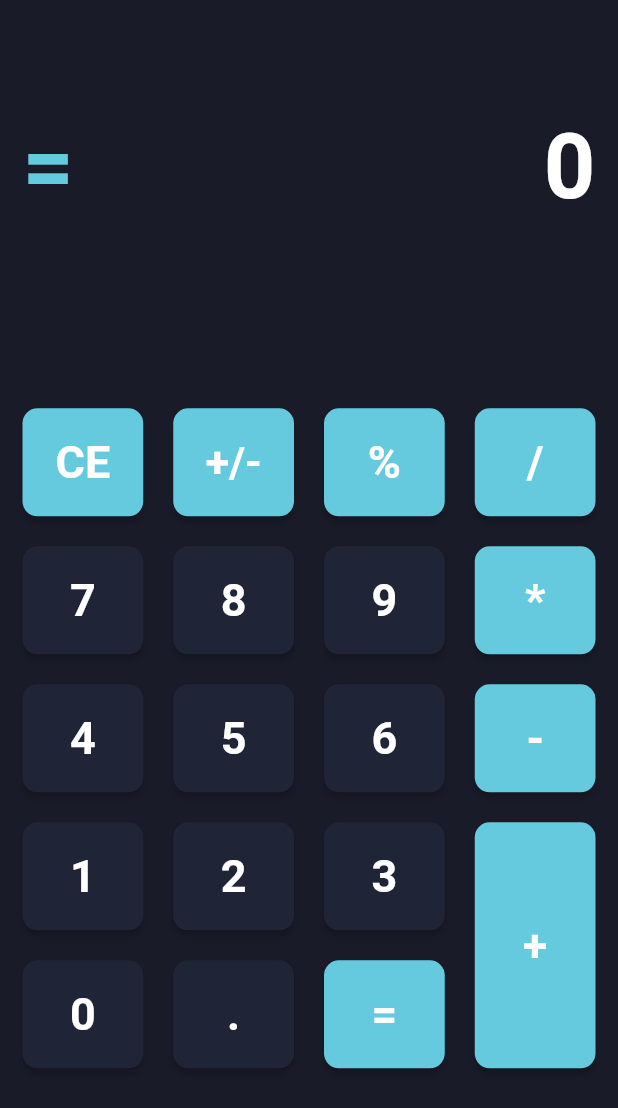
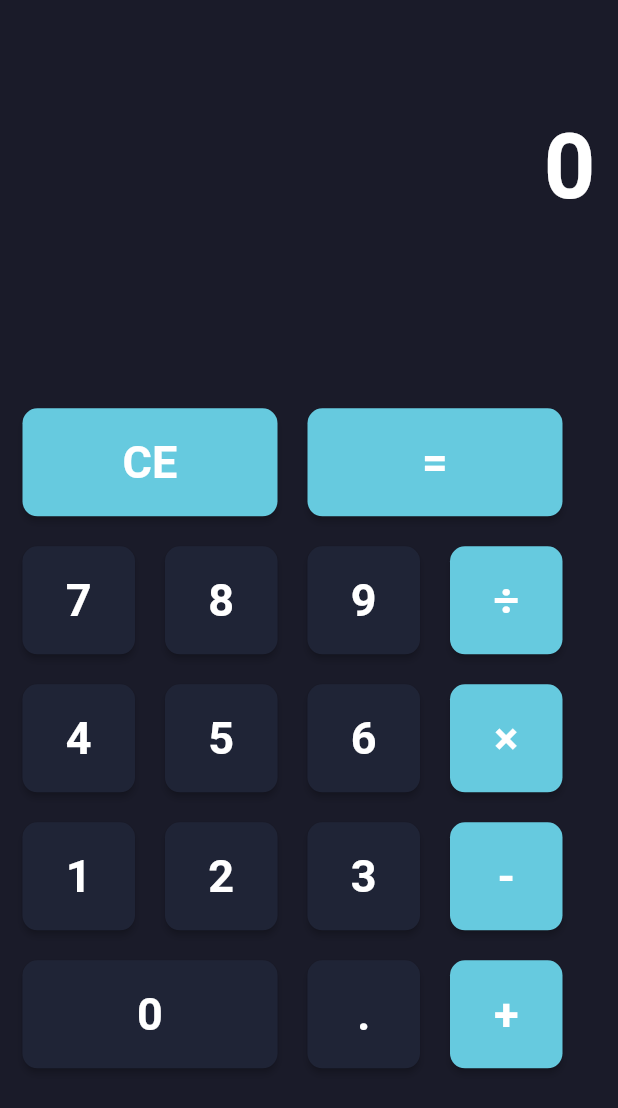
Before and after one commit to NaDisla/calculator-flutter, a Flutter app: the screen it shows after launch, on a phone screen of 412 x 824 dp. Shown: the top 1108 px of the screen. Run offline on Flutter 3.47's test engine with Material 2 defaults, Android fonts, the phone set to English and light mode, and no system bars.

Commit message:
Complete functionality and change UI

```diff
--- a/lib/widgets/buttons_widget.dart
+++ b/lib/widgets/buttons_widget.dart
@@ -13,75 +13,133 @@ class ButtonsPadWidget extends StatelessWidget {
         vertical: 15.0,
         horizontal: 5.0,
       ),
-      child: IntrinsicHeight(
-        child: Row(
-          children: [
-            Expanded(
       child: Column(
         children: [
+          Row(
+            children: [
               buildButton(
-                      btnValue: 'CE', btnType: 'op', pressFnc: pressFnc),
-                  buildButton(btnValue: '7', pressFnc: pressFnc),
-                  buildButton(btnValue: '4', pressFnc: pressFnc),
-                  buildButton(btnValue: '1', pressFnc: pressFnc),
-                  buildButton(btnValue: '0', pressFnc: pressFnc),
+                  btnValue: 'CE',
+                  btnType: 'op',
+                  pressFnc: pressFnc,
+                  width: 180.0),
+              buildButton(
+                  btnValue: '=',
+                  btnType: 'op',
+                  pressFnc: pressFnc,
+                  width: 180.0),
             ],
           ),
-            ),
-            Expanded(
-              child: Column(
+          Row(
             children: [
-                  buildButton(
-                      btnValue: '+/-',
-                      btnType: 'op',
-                      pressFnc: pressFnc,
-                      fontSize: 28.8),
+              buildButton(btnValue: '7', pressFnc: pressFnc),
               buildButton(btnValue: '8', pressFnc: pressFnc),
-                  buildButton(btnValue: '5', pressFnc: pressFnc),
-                  buildButton(btnValue: '2', pressFnc: pressFnc),
-                  buildButton(btnValue: '.', pressFnc: pressFnc),
+              buildButton(btnValue: '9', pressFnc: pressFnc),
+              buildButton(btnValue: '÷', btnType: 'op', pressFnc: pressFnc),
             ],
           ),
-            ),
-            Expanded(
-              child: Column(
+          Row(
             children: [
-                  buildButton(btnValue: '%', btnType: 'op', pressFnc: pressFnc),
-                  buildButton(btnValue: '9', pressFnc: pressFnc),
+              buildButton(btnValue: '4', pressFnc: pressFnc),
+              buildButton(btnValue: '5', pressFnc: pressFnc),
               buildButton(btnValue: '6', pressFnc: pressFnc),
-                  buildButton(btnValue: '3', pressFnc: pressFnc),
-                  buildButton(btnValue: '=', btnType: 'op', pressFnc: pressFnc),
+              buildButton(btnValue: '×', btnType: 'op', pressFnc: pressFnc),
             ],
           ),
+          Row(
+            children: [
+              buildButton(btnValue: '1', pressFnc: pressFnc),
+              buildButton(btnValue: '2', pressFnc: pressFnc),
+              buildButton(btnValue: '3', pressFnc: pressFnc),
+              buildButton(btnValue: '-', btnType: 'op', pressFnc: pressFnc),
+            ],
           ),
-            Expanded(
-              child: Column(
+          Row(
             children: [
-                  buildButton(btnValue: '/', btnType: 'op', pressFnc: pressFnc),
-                  buildButton(btnValue: '*', btnType: 'op', pressFnc: pressFnc),
-                  buildButton(btnValue: '-', btnType: 'op', pressFnc: pressFnc),
-                  Expanded(
-                    child: buildButton(
-                        btnValue: '+', btnType: 'op', pressFnc: pressFnc),
+              buildButton(btnValue: '0', pressFnc: pressFnc, width: 180.0),
+              buildButton(btnValue: '.', pressFnc: pressFnc),
+              buildButton(btnValue: '+', btnType: 'op', pressFnc: pressFnc),
+            ],
           ),
         ],
       ),
-            ),
-          ],
-        ),
-      ),
+      // child: IntrinsicHeight(
+      //   child: Row(
+      //     children: [
+      //       Expanded(
+      //         child: Column(
+      //           children: [
+      //             buildButton(
+      //                 btnValue: 'CE', btnType: 'op', pressFnc: pressFnc),
+      //             buildButton(btnValue: '7', pressFnc: pressFnc),
+      //             buildButton(btnValue: '4', pressFnc: pressFnc),
+      //             buildButton(btnValue: '1', pressFnc: pressFnc),
+      //             buildButton(btnValue: '0', pressFnc: pressFnc),
+      //           ],
+      //         ),
+      //       ),
+      //       Expanded(
+      //         child: Column(
+      //           children: [
+      //             Row(
+      //               children: [
+      //                 Expanded(
+      //                   child: buildButton(
+      //                     btnValue: '±',
+      //                     btnType: 'op',
+      //                     pressFnc: pressFnc,
+      //                     width: 120.0,
+      //                   ),
+      //                 ),
+      //               ],
+      //             ),
+      //             buildButton(btnValue: '8', pressFnc: pressFnc),
+      //             buildButton(btnValue: '5', pressFnc: pressFnc),
+      //             buildButton(btnValue: '2', pressFnc: pressFnc),
+      //             buildButton(btnValue: '.', pressFnc: pressFnc),
+      //           ],
+      //         ),
+      //       ),
+      //       Expanded(
+      //         child: Column(
+      //           children: [
+      //             // buildButton(btnValue: '%', btnType: 'op', pressFnc: pressFnc),
+      //             buildButton(btnValue: '9', pressFnc: pressFnc),
+      //             buildButton(btnValue: '6', pressFnc: pressFnc),
+      //             buildButton(btnValue: '3', pressFnc: pressFnc),
+      //             buildButton(btnValue: '=', btnType: 'op', pressFnc: pressFnc),
+      //           ],
+      //         ),
+      //       ),
+      //       Expanded(
+      //         child: Column(
+      //           children: [
+      //             buildButton(btnValue: '÷', btnType: 'op', pressFnc: pressFnc),
+      //             buildButton(btnValue: '×', btnType: 'op', pressFnc: pressFnc),
+      //             buildButton(btnValue: '-', btnType: 'op', pressFnc: pressFnc),
+      //             Expanded(
+      //               child: buildButton(
+      //                   btnValue: '+', btnType: 'op', pressFnc: pressFnc),
+      //             ),
+      //           ],
+      //         ),
+      //       ),
+      //     ],
+      //   ),
+      // ),
     );
   }
 }
 
-Widget buildButton(
-    {required String btnValue,
+Widget buildButton({
+  required String btnValue,
   String btnType = 'num',
   required Function pressFnc,
-    double fontSize = 30.0}) {
+  double width = 85.0,
+  double fontSize = 30.0,
+}) {
   return Container(
     height: 82.0,
-    width: 95.0,
+    width: width,
     padding: const EdgeInsets.all(5.0),
     margin: const EdgeInsets.all(5.0),
     child: ElevatedButton(
```
Also changed, not shown: lib/widgets/calculator_screen.dart (+76 -41 lines). Lines whose indentation alone changed are shown as unchanged.
